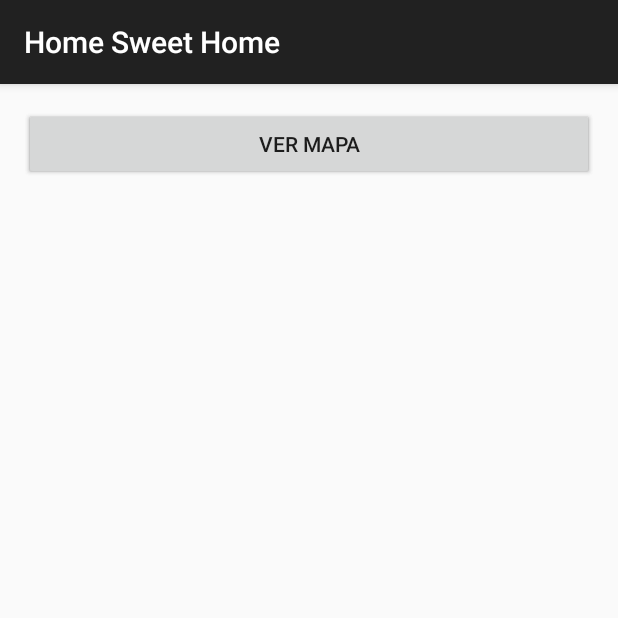
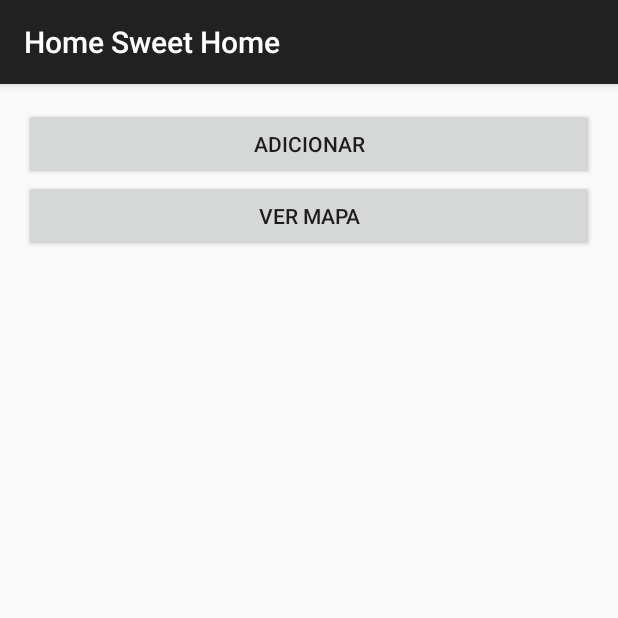
Before and after one commit to darakeon/home-sweet-home, an Android app: the screen it shows after launch (HomeActivity), on a phone screen of 412 x 824 dp, the top half of it. Run offline under Robolectric (Android 15) with nearby library versions, the phone set to English and light mode, and no system bars.

Commit message:
Fixed home buttons
by [Keon] in [2016-09-07 16:27:58 (-03:00)]

```diff
--- a/android/app/src/main/java/com/darakeon/hsh/HomeActivity.java
+++ b/android/app/src/main/java/com/darakeon/hsh/HomeActivity.java
@@ -20,9 +20,8 @@ public class HomeActivity extends AppCompatActivity
 
     public void goPlaceList(View view)
     {
-        Toast toast = new Toast(this);
-        toast.setText("Constructing!");
-        toast.show();
+        Intent intent = new Intent(this, AddActivity.class);
+        startActivity(intent);
     }
 
     public void goMaps(View view)
--- a/android/app/src/main/res/layout/home.xml
+++ b/android/app/src/main/res/layout/home.xml
@@ -1,4 +1,4 @@
-<RelativeLayout xmlns:android="http://schemas.android.com/apk/res/android"
+<LinearLayout xmlns:android="http://schemas.android.com/apk/res/android"
     xmlns:tools="http://schemas.android.com/tools"
     android:layout_width="match_parent"
     android:layout_height="match_parent"
@@ -6,7 +6,8 @@
     android:paddingRight="@dimen/activity_horizontal_margin"
     android:paddingTop="@dimen/activity_vertical_margin"
     android:paddingBottom="@dimen/activity_vertical_margin"
-                tools:context=".ListActivity">
+    tools:context=".ListActivity"
+    android:orientation="vertical">
 
     <Button
         android:id="@+id/go_place_list"
@@ -22,4 +23,4 @@
         android:layout_height="wrap_content"
         android:onClick="goMaps" />
 
-</RelativeLayout>
+</LinearLayout>
```
Lines whose indentation alone changed are shown as unchanged.
